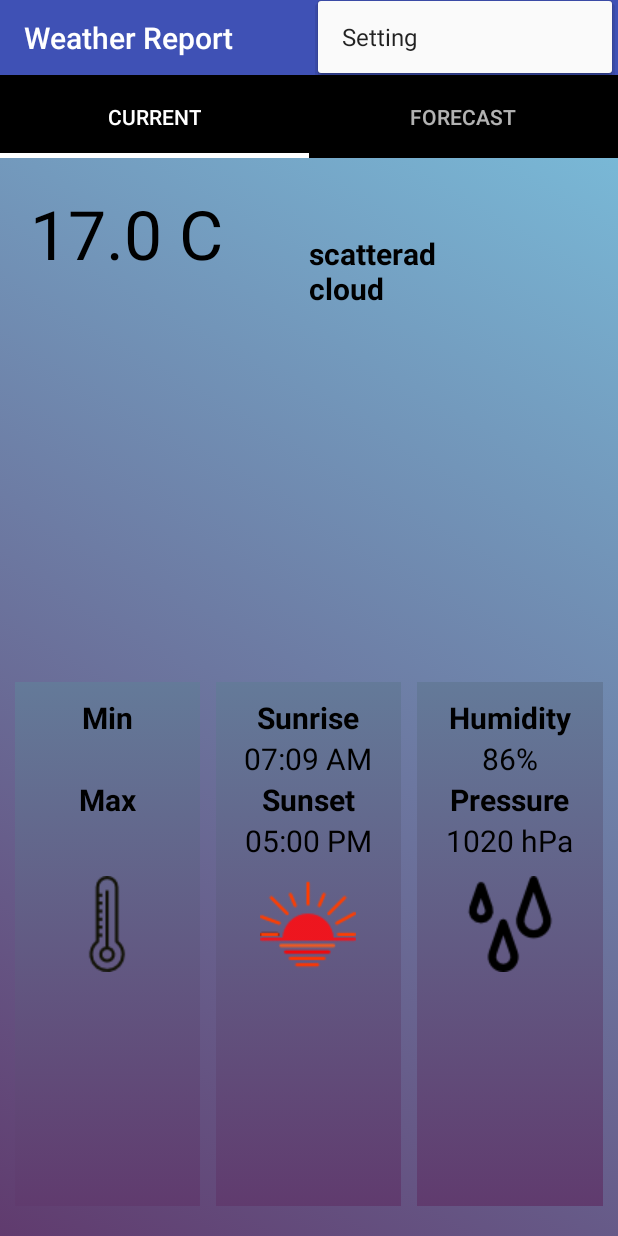
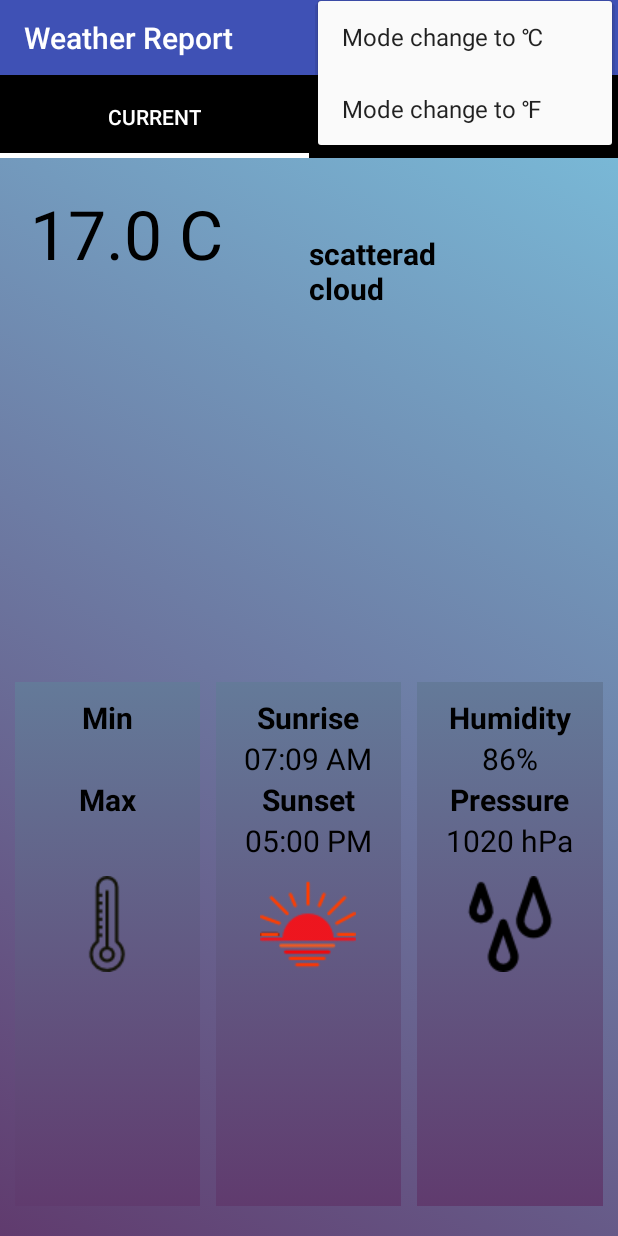
Before and after one commit to Alpha-1Soft/WeatherReport, an Android app: the screen it shows after launch (MainActivity), with the options menu open, on a phone screen of 412 x 824 dp. Run offline under Robolectric (Android 15) with nearby library versions, the phone set to English and light mode, and no system bars.

Commit message:
Toolbar updated

```diff
--- a/app/src/main/res/menu/main_toolbar.xml
+++ b/app/src/main/res/menu/main_toolbar.xml
@@ -1,14 +1,21 @@
 <?xml version="1.0" encoding="utf-8"?>
 <menu xmlns:android="http://schemas.android.com/apk/res/android"
     xmlns:app="http://schemas.android.com/apk/res-auto">
-    <item
-        android:id="@+id/setting"
-        app:showAsAction="never"
-        android:title="Setting"/>
+
     <item
         android:id="@+id/search"
         android:icon="@android:drawable/ic_menu_search"
         app:showAsAction="always"
         app:actionViewClass="android.widget.SearchView"
         android:title="Search"/>
+    <item
+        android:id="@+id/degreeCelcius"
+        app:showAsAction="never"
+        android:title="Mode change to ℃"
+        />
+    <item
+        android:id="@+id/degreeFarenhite"
+        app:showAsAction="never"
+        android:title="Mode change to \u2109"
+        />
 </menu>
```
